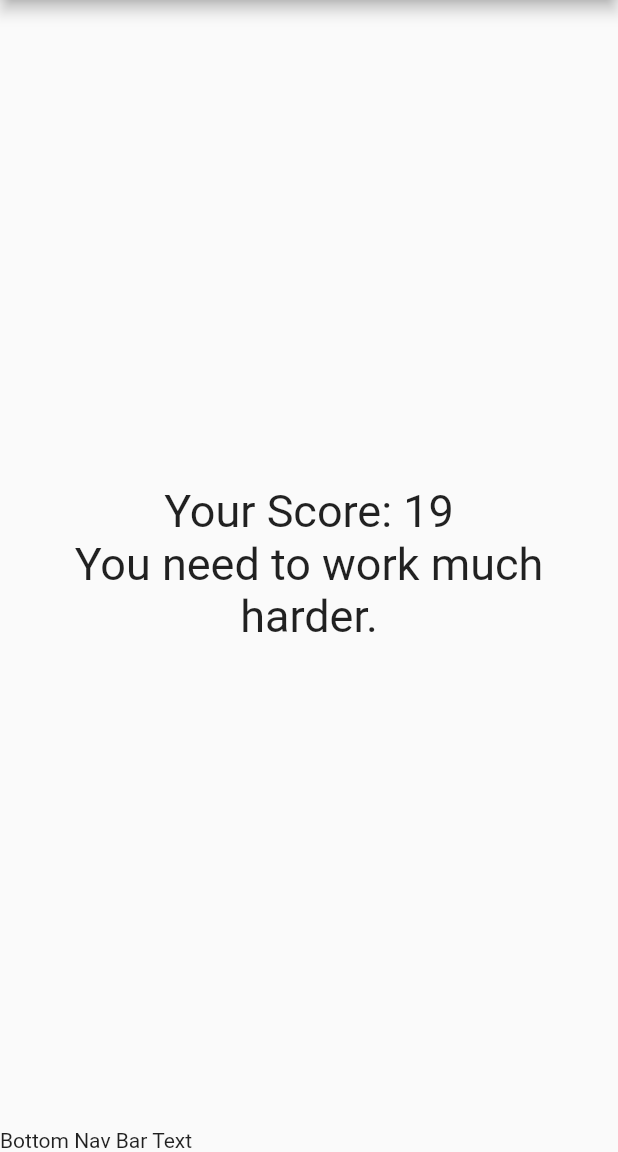
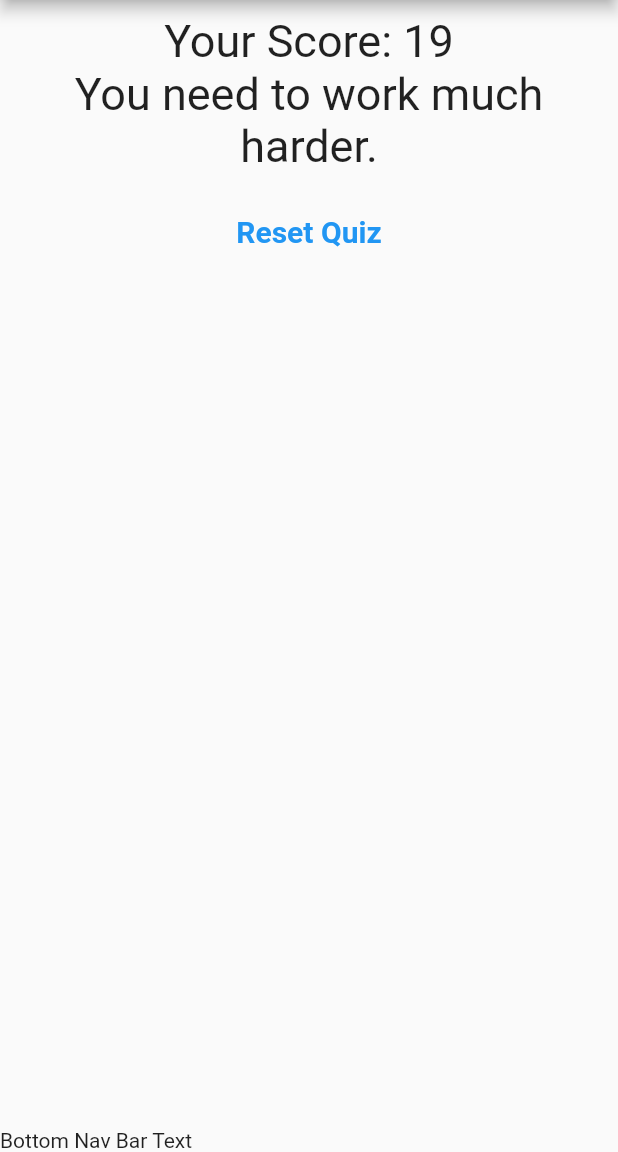
Before and after one commit to abrarhayat/flutter_demo, a Flutter app: the screen it shows after launch, after a tap on "Jetbrains IDEs", after a tap on "Native Apis", after a tap on "Django", on a phone screen of 412 x 824 dp, the part 84-1236 px from its top. Run offline on Flutter 3.47's test engine with Material 2 defaults, Android fonts, the phone set to English and light mode, and no system bars.

Commit message:
Added a Reset Quiz button on result page

```diff
--- a/lib/main.dart
+++ b/lib/main.dart
@@ -62,6 +62,13 @@ class _DemoAppState extends State {
     print("Questionnaire completed!");
   }
 
+  void _resetQuiz() {
+    setState(() {
+      _questionIndex = 0;
+      _score = 0;
+    });
+  }
+
   @override
   Widget build(BuildContext context) {
     // List<String> questions = ['Q1', 'Q2'];
@@ -78,7 +85,7 @@ class _DemoAppState extends State {
                 questionIndex: _questionIndex,
                 submitAnswer: _submitAnswer,
               )
-            : Result(_score),
+            : Result(_score, _resetQuiz),
         bottomNavigationBar: Text("Bottom Nav Bar Text"),
       ),
     );
--- a/lib/result.dart
+++ b/lib/result.dart
@@ -3,8 +3,9 @@ import "./centeredText.dart";
 
 class Result extends StatelessWidget {
   final int score;
+  final VoidCallback resetQuiz;
 
-  Result(this.score);
+  Result(this.score, this.resetQuiz);
 
   String get resultPhrase {
     if (score >= 27) {
@@ -19,9 +20,19 @@ class Result extends StatelessWidget {
   Widget build(BuildContext context) {
     print(score);
     return Center(
-        child: CenteredText(
+        child: Column(
+      children: [
+        CenteredText(
             fontSize: 30,
             text: "Your Score: " + score.toString() + "\n" + resultPhrase,
-            bold: true));
+            bold: true),
+        TextButton(
+            onPressed: resetQuiz,
+            child: CenteredText(
+              fontSize: 20,
+              text: "Reset Quiz",
+            ))
+      ],
+    ));
   }
 }
```
